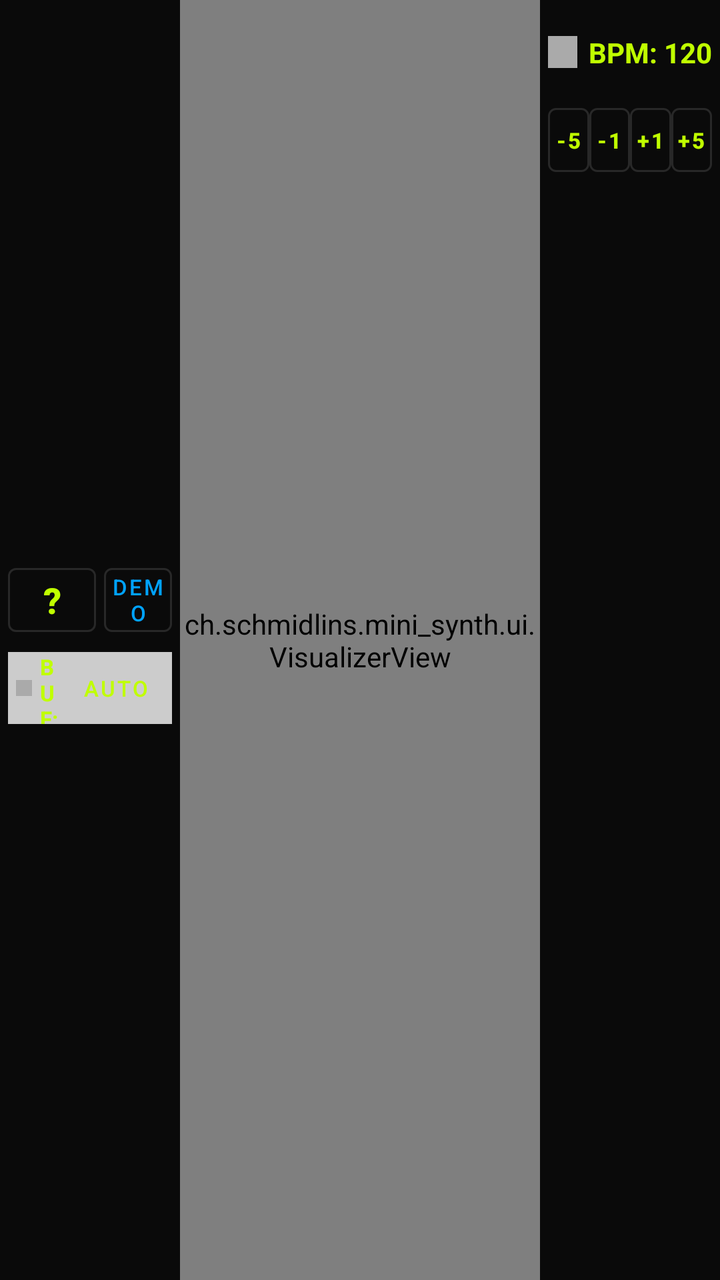
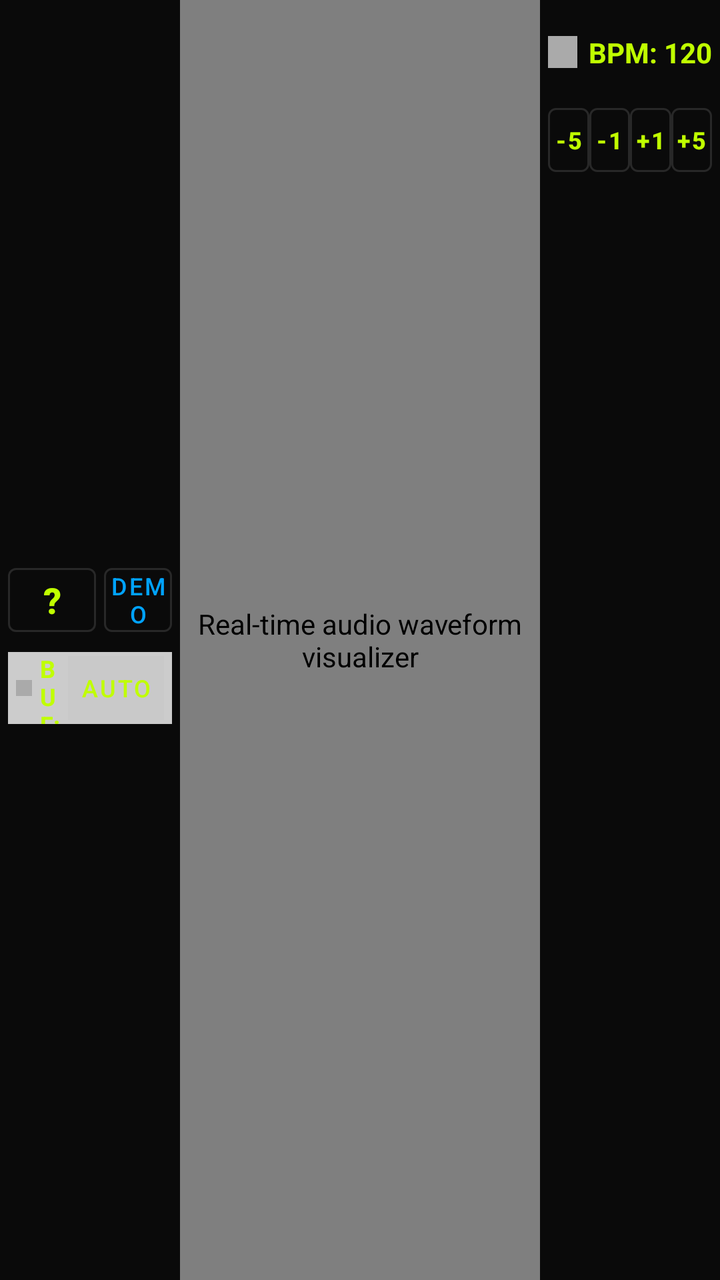

Screens rendered from an Android XML layout before and after an edit, with the pre-edit source and the edit as a unified diff.
<!-- AndroidManifest.xml: application theme Theme.MiniSynth -->
<!-- res/layout/layout_header.xml -->
<?xml version="1.0" encoding="utf-8"?>
<androidx.constraintlayout.widget.ConstraintLayout xmlns:android="http://schemas.android.com/apk/res/android"
    xmlns:app="http://schemas.android.com/apk/res-auto"
    android:id="@+id/top_header"
    android:layout_width="match_parent"
    android:layout_height="match_parent"
    android:background="@color/surface_dark">

    
    <ch.schmidlins.mini_synth.ui.VisualizerView
        android:id="@+id/visualizer_view"
        android:layout_width="0dp"
        android:layout_height="match_parent"
        app:layout_constraintEnd_toEndOf="parent"
        app:layout_constraintStart_toStartOf="parent"
        app:layout_constraintWidth_percent="0.5" />

    
    <androidx.constraintlayout.widget.ConstraintLayout
        android:id="@+id/metronome_container"
        android:layout_width="0dp"
        android:layout_height="match_parent"
        android:padding="4dp"
        app:layout_constraintEnd_toEndOf="parent"
        app:layout_constraintStart_toEndOf="@id/visualizer_view">

        <Button
            android:id="@+id/btn_metronome_toggle"
            style="?attr/materialButtonOutlinedStyle"
            android:layout_width="0dp"
            android:layout_height="44dp"
            android:padding="0dp"
            android:text="MET"
            android:textColor="@color/acid_green"
            android:textSize="11sp"
            android:textStyle="bold"
            app:layout_constraintTop_toTopOf="parent"
            app:layout_constraintStart_toStartOf="parent"
            app:layout_constraintEnd_toStartOf="@id/beat_indicator"
            app:layout_constraintHorizontal_weight="1.2" />

        <View
            android:id="@+id/beat_indicator"
            android:layout_width="16dp"
            android:layout_height="16dp"
            android:layout_marginStart="4dp"
            android:background="@android:color/darker_gray"
            app:layout_constraintTop_toTopOf="@id/btn_metronome_toggle"
            app:layout_constraintBottom_toBottomOf="@id/btn_metronome_toggle"
            app:layout_constraintStart_toEndOf="@id/btn_metronome_toggle"
            app:layout_constraintEnd_toStartOf="@id/tv_bpm_value" />

        <TextView
            android:id="@+id/tv_bpm_value"
            android:layout_width="wrap_content"
            android:layout_height="wrap_content"
            android:layout_marginStart="6dp"
            android:text="BPM: 120"
            android:textColor="@color/acid_green"
            android:textSize="14sp"
            android:textStyle="bold"
            app:layout_constraintTop_toTopOf="@id/btn_metronome_toggle"
            app:layout_constraintBottom_toBottomOf="@id/btn_metronome_toggle"
            app:layout_constraintStart_toEndOf="@id/beat_indicator"
            app:layout_constraintEnd_toEndOf="parent" />

        
        <Button
            android:id="@+id/btn_bpm_down"
            style="?attr/materialButtonOutlinedStyle"
            android:layout_width="0dp"
            android:layout_height="44dp"
            android:padding="0dp"
            android:text="-5"
            android:textColor="@color/acid_green"
            android:textSize="11sp"
            android:textStyle="bold"
            app:layout_constraintTop_toBottomOf="@id/btn_metronome_toggle"
            app:layout_constraintStart_toStartOf="parent"
            app:layout_constraintEnd_toStartOf="@id/btn_bpm_down_fine"
            app:layout_constraintHorizontal_chainStyle="packed" />

        <Button
            android:id="@+id/btn_bpm_down_fine"
            style="?attr/materialButtonOutlinedStyle"
            android:layout_width="0dp"
            android:layout_height="44dp"
            android:padding="0dp"
            android:text="-1"
            android:textColor="@color/acid_green"
            android:textSize="11sp"
            android:textStyle="bold"
            app:layout_constraintTop_toTopOf="@id/btn_bpm_down"
            app:layout_constraintStart_toEndOf="@id/btn_bpm_down"
            app:layout_constraintEnd_toStartOf="@id/btn_bpm_up_fine" />

        <Button
            android:id="@+id/btn_bpm_up_fine"
            style="?attr/materialButtonOutlinedStyle"
            android:layout_width="0dp"
            android:layout_height="44dp"
            android:padding="0dp"
            android:text="+1"
            android:textColor="@color/acid_green"
            android:textSize="11sp"
            android:textStyle="bold"
            app:layout_constraintTop_toTopOf="@id/btn_bpm_down"
            app:layout_constraintStart_toEndOf="@id/btn_bpm_down_fine"
            app:layout_constraintEnd_toStartOf="@id/btn_bpm_up" />

        <Button
            android:id="@+id/btn_bpm_up"
            style="?attr/materialButtonOutlinedStyle"
            android:layout_width="0dp"
            android:layout_height="44dp"
            android:padding="0dp"
            android:text="+5"
            android:textColor="@color/acid_green"
            android:textSize="11sp"
            android:textStyle="bold"
            app:layout_constraintTop_toTopOf="@id/btn_bpm_down"
            app:layout_constraintStart_toEndOf="@id/btn_bpm_up_fine"
            app:layout_constraintEnd_toEndOf="parent" />

    </androidx.constraintlayout.widget.ConstraintLayout>

    
    <LinearLayout
        android:id="@+id/support_container"
        android:layout_width="0dp"
        android:layout_height="match_parent"
        android:gravity="center_vertical"
        android:orientation="vertical"
        android:padding="4dp"
        app:layout_constraintStart_toStartOf="parent"
        app:layout_constraintEnd_toStartOf="@id/visualizer_view">

        
        <LinearLayout
            android:layout_width="match_parent"
            android:layout_height="wrap_content"
            android:gravity="center_vertical"
            android:orientation="horizontal">

            <Button
                android:id="@+id/btn_help_mode"
                style="?attr/materialButtonOutlinedStyle"
                android:layout_width="44dp"
                android:layout_height="44dp"
                android:padding="0dp"
                android:text="?"
                android:textColor="@color/acid_green"
                android:textSize="18sp"
                android:textStyle="bold" />

            <Space
                android:layout_width="4dp"
                android:layout_height="match_parent" />

            <Button
                android:id="@+id/btn_demo_mode"
                style="?attr/materialButtonOutlinedStyle"
                android:layout_width="0dp"
                android:layout_height="44dp"
                android:layout_weight="1"
                android:padding="0dp"
                android:text="DEMO"
                android:textColor="@color/electric_blue"
                android:textSize="11sp" />
        </LinearLayout>

        
        <LinearLayout
            android:id="@+id/engine_status_bar"
            android:layout_width="match_parent"
            android:layout_height="36dp"
            android:layout_marginTop="4dp"
            android:background="@color/surface_bright"
            android:gravity="center_vertical"
            android:orientation="horizontal"
            android:paddingHorizontal="4dp">

            <View
                android:id="@+id/midi_status_indicator"
                android:layout_width="8dp"
                android:layout_height="8dp"
                android:background="@android:color/darker_gray" />

            <Space
                android:layout_width="4dp"
                android:layout_height="match_parent" />

            <TextView
                android:id="@+id/tv_latency_status"
                android:layout_width="0dp"
                android:layout_height="wrap_content"
                android:layout_weight="1"
                android:text="BUF: --"
                android:textColor="@color/acid_green"
                android:textSize="11sp"
                android:textStyle="bold" />

            <ToggleButton
                android:id="@+id/toggle_auto_latency"
                style="?attr/materialButtonOutlinedStyle"
                android:layout_width="48dp"
                android:layout_height="32dp"
                android:checked="true"
                android:padding="0dp"
                android:textOff="MAN"
                android:textOn="AUTO"
                android:textColor="@color/acid_green"
                android:textSize="11sp" />
        </LinearLayout>

    </LinearLayout>

</androidx.constraintlayout.widget.ConstraintLayout>
<!-- resources referenced by this layout -->
<resources>
  <color name="acid_green">#C0FF00</color>
  <color name="electric_blue">#00A3FF</color>
  <color name="surface_bright">#CCCCCC</color>
  <color name="surface_dark">#0A0A0A</color>
  <style name="Theme.MiniSynth" parent="Theme.MaterialComponents.NoActionBar">
          
          <item name="colorPrimary">@color/matte_grey</item>
          <item name="colorOnPrimary">@color/off_white</item>
          
          <item name="colorSecondary">@color/acid_green</item>
          <item name="colorOnSecondary">@color/charcoal</item>
  
          <item name="android:windowBackground">@color/charcoal</item>
          <item name="android:statusBarColor">@color/charcoal</item>
      </style>
  <color name="matte_grey">#1A1A1A</color>
  <color name="off_white">#E1E1E1</color>
  <color name="charcoal">#121212</color>
</resources>

<!-- the commit's change to res/layout/layout_header.xml (unified diff, before → after) -->
@@ -11,6 +11,7 @@
         android:id="@+id/visualizer_view"
         android:layout_width="0dp"
         android:layout_height="match_parent"
+        android:contentDescription="@string/desc_visualizer"
         app:layout_constraintEnd_toEndOf="parent"
         app:layout_constraintStart_toStartOf="parent"
         app:layout_constraintWidth_percent="0.5" />
@@ -20,7 +21,7 @@
         android:id="@+id/metronome_container"
         android:layout_width="0dp"
         android:layout_height="match_parent"
-        android:padding="4dp"
+        android:padding="@dimen/spacing_small"
         app:layout_constraintEnd_toEndOf="parent"
         app:layout_constraintStart_toEndOf="@id/visualizer_view">
 
@@ -28,11 +29,12 @@
             android:id="@+id/btn_metronome_toggle"
             style="?attr/materialButtonOutlinedStyle"
             android:layout_width="0dp"
-            android:layout_height="44dp"
-            android:padding="0dp"
-            android:text="MET"
-            android:textColor="@color/acid_green"
-            android:textSize="11sp"
+            android:layout_height="@dimen/button_height_standard"
+            android:padding="0dp"
+            android:text="@string/header_metronome"
+            android:contentDescription="@string/desc_metronome_toggle"
+            android:textColor="@color/acid_green"
+            android:textSize="12sp"
             android:textStyle="bold"
             app:layout_constraintTop_toTopOf="parent"
             app:layout_constraintStart_toStartOf="parent"
@@ -43,7 +45,7 @@
             android:id="@+id/beat_indicator"
             android:layout_width="16dp"
             android:layout_height="16dp"
-            android:layout_marginStart="4dp"
+            android:layout_marginStart="@dimen/spacing_small"
             android:background="@android:color/darker_gray"
             app:layout_constraintTop_toTopOf="@id/btn_metronome_toggle"
             app:layout_constraintBottom_toBottomOf="@id/btn_metronome_toggle"
@@ -69,11 +71,12 @@
             android:id="@+id/btn_bpm_down"
             style="?attr/materialButtonOutlinedStyle"
             android:layout_width="0dp"
-            android:layout_height="44dp"
+            android:layout_height="@dimen/button_height_standard"
             android:padding="0dp"
             android:text="-5"
-            android:textColor="@color/acid_green"
-            android:textSize="11sp"
+            android:contentDescription="@string/desc_bpm_down"
+            android:textColor="@color/acid_green"
+            android:textSize="12sp"
             android:textStyle="bold"
             app:layout_constraintTop_toBottomOf="@id/btn_metronome_toggle"
             app:layout_constraintStart_toStartOf="parent"
@@ -84,11 +87,12 @@
             android:id="@+id/btn_bpm_down_fine"
             style="?attr/materialButtonOutlinedStyle"
             android:layout_width="0dp"
-            android:layout_height="44dp"
+            android:layout_height="@dimen/button_height_standard"
             android:padding="0dp"
             android:text="-1"
-            android:textColor="@color/acid_green"
-            android:textSize="11sp"
+            android:contentDescription="@string/desc_bpm_down_fine"
+            android:textColor="@color/acid_green"
+            android:textSize="12sp"
             android:textStyle="bold"
             app:layout_constraintTop_toTopOf="@id/btn_bpm_down"
             app:layout_constraintStart_toEndOf="@id/btn_bpm_down"
@@ -98,11 +102,12 @@
             android:id="@+id/btn_bpm_up_fine"
             style="?attr/materialButtonOutlinedStyle"
             android:layout_width="0dp"
-            android:layout_height="44dp"
+            android:layout_height="@dimen/button_height_standard"
             android:padding="0dp"
             android:text="+1"
-            android:textColor="@color/acid_green"
-            android:textSize="11sp"
+            android:contentDescription="@string/desc_bpm_up_fine"
+            android:textColor="@color/acid_green"
+            android:textSize="12sp"
             android:textStyle="bold"
             app:layout_constraintTop_toTopOf="@id/btn_bpm_down"
             app:layout_constraintStart_toEndOf="@id/btn_bpm_down_fine"
@@ -112,11 +117,12 @@
             android:id="@+id/btn_bpm_up"
             style="?attr/materialButtonOutlinedStyle"
             android:layout_width="0dp"
-            android:layout_height="44dp"
+            android:layout_height="@dimen/button_height_standard"
             android:padding="0dp"
             android:text="+5"
-            android:textColor="@color/acid_green"
-            android:textSize="11sp"
+            android:contentDescription="@string/desc_bpm_up"
+            android:textColor="@color/acid_green"
+            android:textSize="12sp"
             android:textStyle="bold"
             app:layout_constraintTop_toTopOf="@id/btn_bpm_down"
             app:layout_constraintStart_toEndOf="@id/btn_bpm_up_fine"
@@ -131,7 +137,7 @@
         android:layout_height="match_parent"
         android:gravity="center_vertical"
         android:orientation="vertical"
-        android:padding="4dp"
+        android:padding="@dimen/spacing_small"
         app:layout_constraintStart_toStartOf="parent"
         app:layout_constraintEnd_toStartOf="@id/visualizer_view">
 
@@ -145,10 +151,11 @@
             <Button
                 android:id="@+id/btn_help_mode"
                 style="?attr/materialButtonOutlinedStyle"
-                android:layout_width="44dp"
-                android:layout_height="44dp"
+                android:layout_width="@dimen/button_height_standard"
+                android:layout_height="@dimen/button_height_standard"
                 android:padding="0dp"
-                android:text="?"
+                android:text="@string/header_help"
+                android:contentDescription="@string/desc_help_mode"
                 android:textColor="@color/acid_green"
                 android:textSize="18sp"
                 android:textStyle="bold" />
@@ -161,20 +168,21 @@
                 android:id="@+id/btn_demo_mode"
                 style="?attr/materialButtonOutlinedStyle"
                 android:layout_width="0dp"
-                android:layout_height="44dp"
+                android:layout_height="@dimen/button_height_standard"
                 android:layout_weight="1"
                 android:padding="0dp"
-                android:text="DEMO"
+                android:text="@string/header_demo"
+                android:contentDescription="@string/desc_demo_mode"
                 android:textColor="@color/electric_blue"
-                android:textSize="11sp" />
+                android:textSize="12sp" />
         </LinearLayout>
 
         
         <LinearLayout
             android:id="@+id/engine_status_bar"
             android:layout_width="match_parent"
-            android:layout_height="36dp"
-            android:layout_marginTop="4dp"
+            android:layout_height="@dimen/status_bar_height"
+            android:layout_marginTop="@dimen/spacing_small"
             android:background="@color/surface_bright"
             android:gravity="center_vertical"
             android:orientation="horizontal"
@@ -197,7 +205,7 @@
                 android:layout_weight="1"
                 android:text="BUF: --"
                 android:textColor="@color/acid_green"
-                android:textSize="11sp"
+                android:textSize="12sp"
                 android:textStyle="bold" />
 
             <ToggleButton
@@ -207,10 +215,12 @@
                 android:layout_height="32dp"
                 android:checked="true"
                 android:padding="0dp"
-                android:textOff="MAN"
-                android:textOn="AUTO"
+                android:textOff="@string/header_manual"
+                android:textOn="@string/header_auto"
+                android:contentDescription="@string/desc_auto_latency"
                 android:textColor="@color/acid_green"
-                android:textSize="11sp" />
+                android:textSize="12sp"
+                android:background="@drawable/selector_toggle_bg" />
         </LinearLayout>
 
     </LinearLayout>
<!-- resource entries referenced after the edit -->
@@ -4,6 +4,29 @@
   <color name="electric_blue">#00A3FF</color>
   <color name="surface_bright">#CCCCCC</color>
   <color name="surface_dark">#0A0A0A</color>
+  <dimen name="button_height_standard">44dp</dimen>
+  <dimen name="spacing_small">4dp</dimen>
+  <dimen name="status_bar_height">36dp</dimen>
+  <!-- drawable selector_toggle_bg (drawable) -->
+  <?xml version="1.0" encoding="utf-8"?>
+  <selector xmlns:android="http://schemas.android.com/apk/res/android">
+      <item android:drawable="@color/toggle_active_bg" android:state_checked="true" />
+      <item android:drawable="@color/toggle_inactive_bg" />
+  </selector>
+  <string name="desc_auto_latency">Toggle between automatic and manual buffer management</string>
+  <string name="desc_bpm_down">Decrease tempo by 5 beats per minute</string>
+  <string name="desc_bpm_down_fine">Decrease tempo by 1 beat per minute</string>
+  <string name="desc_bpm_up">Increase tempo by 5 beats per minute</string>
+  <string name="desc_bpm_up_fine">Increase tempo by 1 beat per minute</string>
+  <string name="desc_demo_mode">Start or stop automated feature demonstration</string>
+  <string name="desc_help_mode">Toggle discovery help mode</string>
+  <string name="desc_metronome_toggle">Toggle metronome on or off</string>
+  <string name="desc_visualizer">Real-time audio waveform visualizer</string>
+  <string name="header_auto">AUTO</string>
+  <string name="header_demo">DEMO</string>
+  <string name="header_help">?</string>
+  <string name="header_manual">MAN</string>
+  <string name="header_metronome">MET</string>
   <style name="Theme.MiniSynth" parent="Theme.MaterialComponents.NoActionBar">
           
           <item name="colorPrimary">@color/matte_grey</item>
@@ -15,6 +38,8 @@
           <item name="android:windowBackground">@color/charcoal</item>
           <item name="android:statusBarColor">@color/charcoal</item>
       </style>
+  <color name="toggle_active_bg">#33C0FF00</color>
+  <color name="toggle_inactive_bg">#00000000</color>
   <color name="matte_grey">#1A1A1A</color>
   <color name="off_white">#E1E1E1</color>
   <color name="charcoal">#121212</color>
